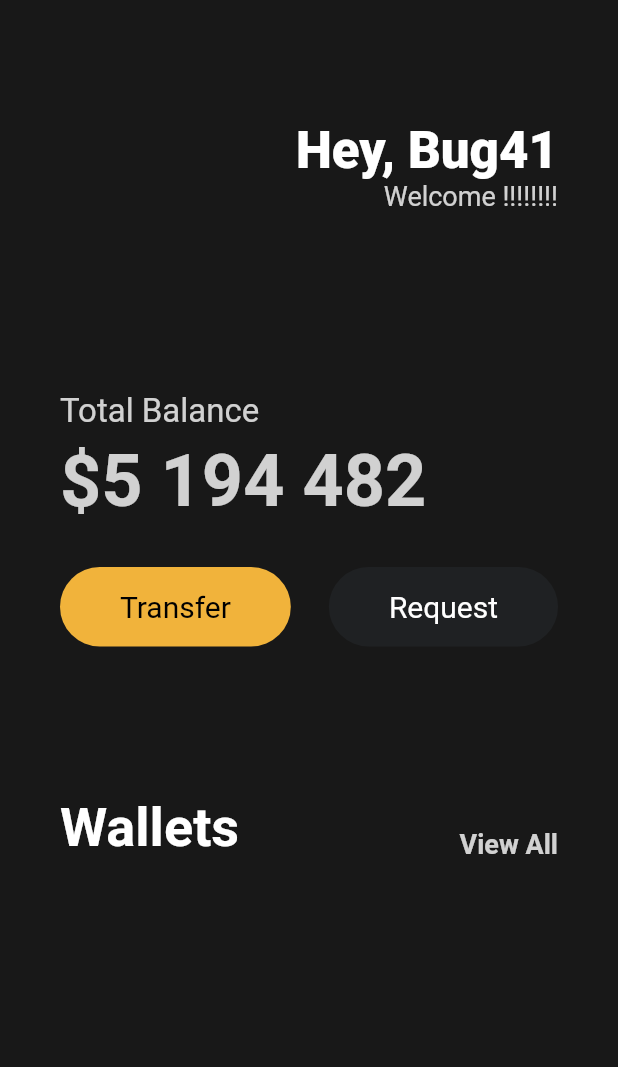
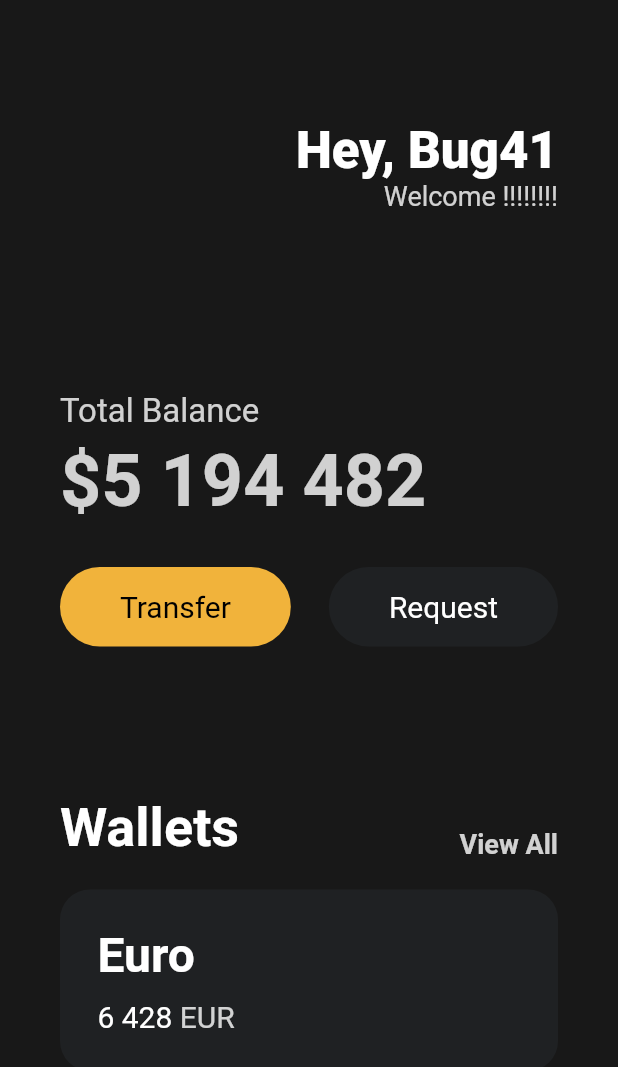
Before and after one commit to bug41/toonflix, a Flutter app: the screen it shows after launch, on a phone screen of 412 x 824 dp. Shown: the top 1067 px of the screen. Run offline on Flutter 3.47's test engine with Material 2 defaults, Android fonts, the phone set to English and light mode, and no system bars.

Commit message:
ui 추가

```diff
--- a/lib/main.dart
+++ b/lib/main.dart
@@ -97,8 +97,8 @@ class App extends StatelessWidget {
               Row(
                 crossAxisAlignment: CrossAxisAlignment.end,
                 mainAxisAlignment: MainAxisAlignment.spaceBetween,
-                children: const [
-                  Text(
+                children: [
+                  const Text(
                     'Wallets',
                     style: TextStyle(
                       color: Colors.white,
@@ -109,13 +109,67 @@ class App extends StatelessWidget {
                   Text(
                     'View All',
                     style: TextStyle(
-                      color: Color.fromRGBO(255, 255, 255, 0.8),
+                      //color: Color.fromRGBO(255, 255, 255, 0.8),
+                      color: Colors.white.withOpacity(0.8),
                       fontSize: 18,
                       fontWeight: FontWeight.w600,
                     ),
                   ),
                 ],
-              )
+              ),
+              const SizedBox(
+                height: 20,
+              ),
+              Container(
+                decoration: BoxDecoration(
+                  color: const Color(0xFF1F2123),
+                  borderRadius: BorderRadius.circular(20),
+                ),
+                child: Padding(
+                  padding: const EdgeInsets.all(25),
+                  child: Row(
+                    children: [
+                      Column(
+                        crossAxisAlignment: CrossAxisAlignment.start,
+                        children: [
+                          const Text(
+                            'Euro',
+                            style: TextStyle(
+                              color: Colors.white,
+                              fontSize: 32,
+                              fontWeight: FontWeight.w600,
+                            ),
+                          ),
+                          const SizedBox(
+                            height: 10,
+                          ),
+                          Row(
+                            children: [
+                              const Text(
+                                '6 428',
+                                style: TextStyle(
+                                  color: Colors.white,
+                                  fontSize: 20,
+                                ),
+                              ),
+                              const SizedBox(
+                                width: 5,
+                              ),
+                              Text(
+                                'EUR',
+                                style: TextStyle(
+                                  color: Colors.white.withOpacity(0.8),
+                                  fontSize: 20,
+                                ),
+                              ),
+                            ],
+                          ),
+                        ],
+                      ),
+                    ],
+                  ),
+                ),
+              ),
             ],
           ),
         ),
```
